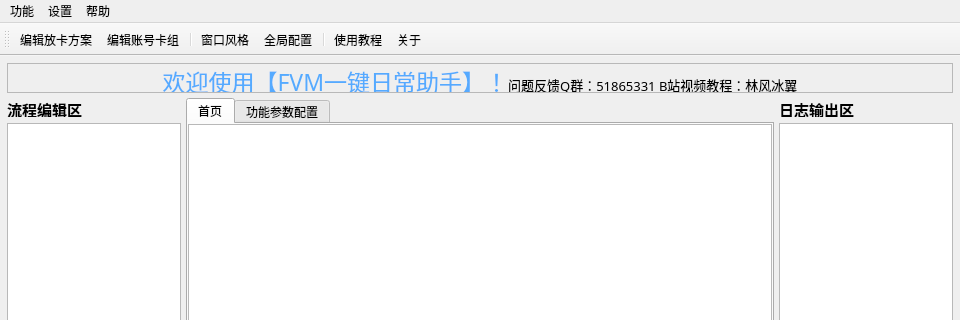
This is AppImplement/UIFiles/MyMainWindow.ui in LinFeng-BingYi/FVM_Backstage_Assistant_LFBY as Qt 5 draws it before an edit; both pictures show x 0 to 960 and y 0 to 320 of the 960 by 600 pixel window. The edited form follows.
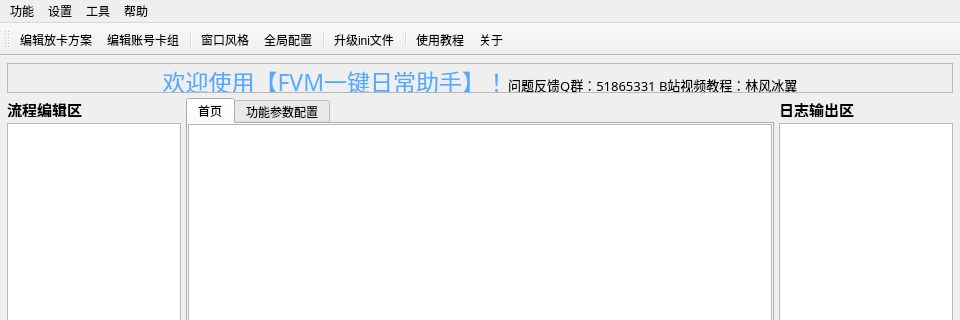
This is the edited form. Custom widgets are drawn as their Qt base class.

Commit message: 将ini升级工具集成到该软件中，并实现将<简易组队脚本>的ini升级到适配<一键日常助手>; 优化“开始”、“准备”动作，忽略背包空间不足导致无法开始的问题

Diff of the .ui file:
```diff
--- a/AppImplement/UIFiles/MyMainWindow.ui
+++ b/AppImplement/UIFiles/MyMainWindow.ui
@@ -718,8 +718,15 @@
     <addaction name="action_tutorial"/>
     <addaction name="action_about"/>
    </widget>
+   <widget class="QMenu" name="menu_app_tool">
+    <property name="title">
+     <string>工具</string>
+    </property>
+    <addaction name="action_ini_file_update"/>
+   </widget>
    <addaction name="menu_function"/>
    <addaction name="menu_setting"/>
+   <addaction name="menu_app_tool"/>
    <addaction name="menu_help"/>
   </widget>
   <widget class="QToolBar" name="toolBar">
@@ -738,6 +745,8 @@
    <addaction name="action_style"/>
    <addaction name="action_global_config"/>
    <addaction name="separator"/>
+   <addaction name="action_ini_file_update"/>
+   <addaction name="separator"/>
    <addaction name="action_tutorial"/>
    <addaction name="action_about"/>
   </widget>
@@ -771,6 +780,11 @@
     <string>关于</string>
    </property>
   </action>
+  <action name="action_ini_file_update">
+   <property name="text">
+    <string>升级ini文件</string>
+   </property>
+  </action>
  </widget>
  <customwidgets>
   <customwidget>
```
The commit also changes 28 other files.
